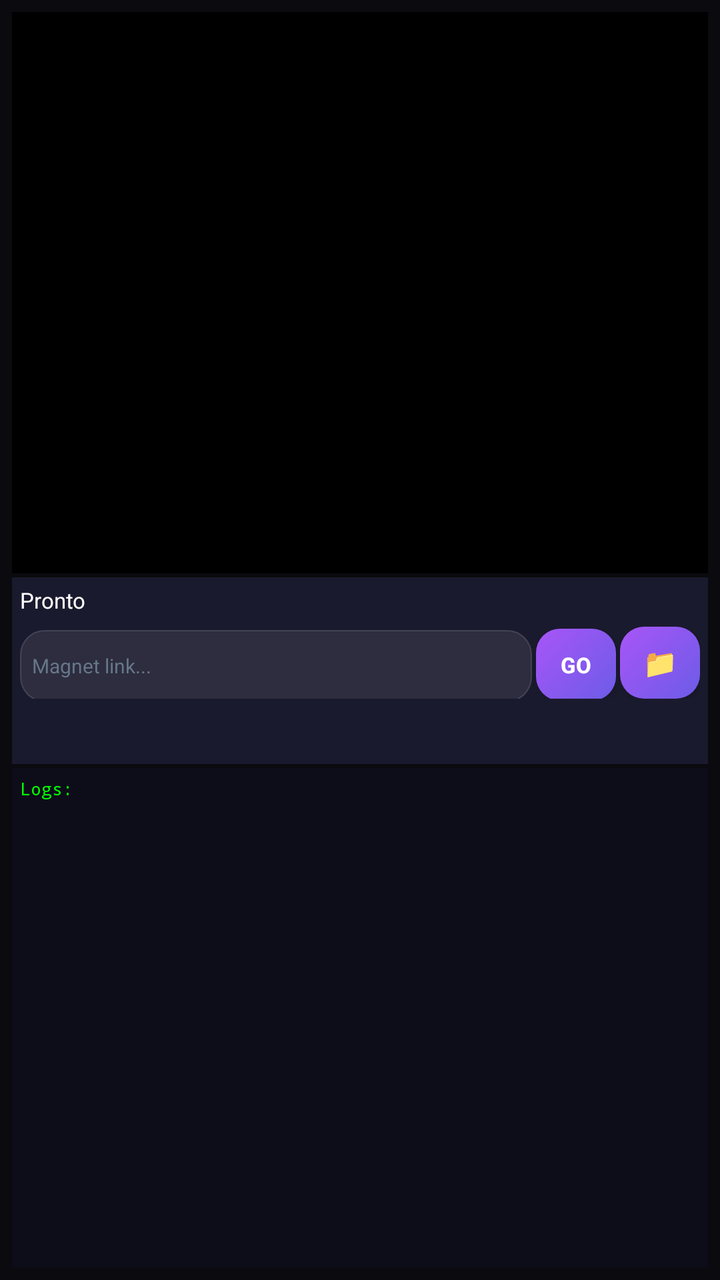
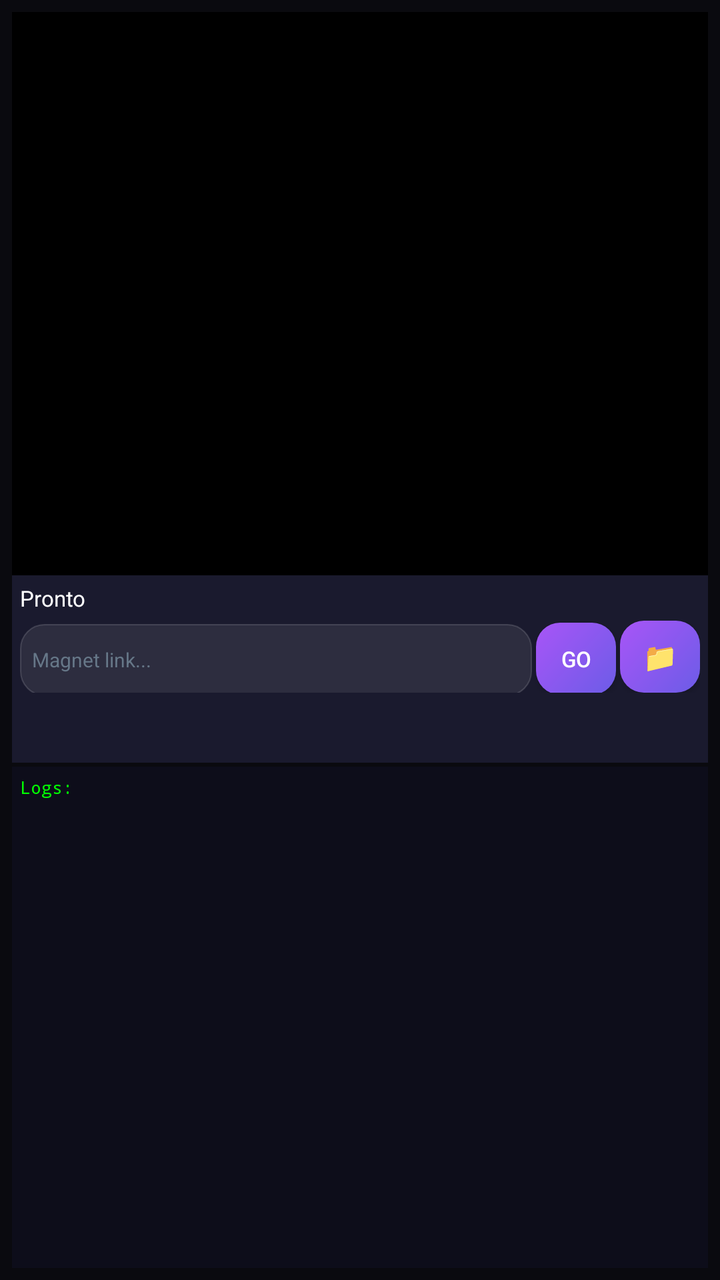

Compare the two renders of this Android layout. The source of the first and the diff that turns it into the second are given below.
<!-- AndroidManifest.xml: application theme AppTheme -->
<!-- res/layout/activity_main.xml -->
<?xml version="1.0" encoding="utf-8"?>
<LinearLayout xmlns:android="http://schemas.android.com/apk/res/android"
    xmlns:app="http://schemas.android.com/apk/res-auto"
    android:layout_width="match_parent"
    android:layout_height="match_parent"
    android:orientation="vertical"
    android:background="#0a0a0f"
    android:padding="6dp">
    
    <FrameLayout
        android:layout_width="match_parent"
        android:layout_height="0dp"
        android:layout_weight="45"
        android:background="#000000">
        
        <androidx.media3.ui.PlayerView
            android:id="@+id/player_view"
            android:layout_width="match_parent"
            android:layout_height="match_parent"
            android:visibility="gone"
            app:show_buffering="when_playing"
            app:use_controller="true"
            app:surface_type="texture_view"
            app:resize_mode="fit" />
        
        <ProgressBar
            android:id="@+id/spinner_bar"
            android:layout_width="32dp"
            android:layout_height="32dp"
            android:layout_gravity="center"
            android:indeterminateTint="#6c5ce7"
            android:visibility="gone" />
    </FrameLayout>
    
    <LinearLayout
        android:layout_width="match_parent"
        android:layout_height="0dp"
        android:layout_weight="15"
        android:orientation="vertical"
        android:background="#1a1a2e"
        android:padding="4dp"
        android:layout_marginTop="2dp">
        
        <TextView
            android:id="@+id/status_text"
            android:layout_width="match_parent"
            android:layout_height="wrap_content"
            android:text="Pronto"
            android:textColor="#fff"
            android:textSize="11sp"
            android:layout_marginBottom="2dp" />
        
        <ProgressBar
            android:id="@+id/buffer_bar"
            style="?android:attr/progressBarStyleHorizontal"
            android:layout_width="match_parent"
            android:layout_height="3dp"
            android:progressTint="#6c5ce7"
            android:progressBackgroundTint="#33ffffff"
            android:visibility="gone" />
        
        <LinearLayout
            android:layout_width="match_parent"
            android:layout_height="wrap_content"
            android:orientation="horizontal"
            android:layout_marginTop="4dp">
            
            <EditText
                android:id="@+id/magnet_input"
                android:layout_width="0dp"
                android:layout_height="36dp"
                android:layout_weight="1"
                android:background="@drawable/input_bg"
                android:hint="Magnet link..."
                android:textColorHint="#667788"
                android:inputType="textMultiLine"
                android:padding="6dp"
                android:textColor="#fff"
                android:textSize="10sp" />
            
            <Button
                android:id="@+id/btn_play"
                android:layout_width="40dp"
                android:layout_height="36dp"
                android:layout_marginStart="2dp"
                android:background="@drawable/btn_primary"
                android:text="GO"
                android:textColor="#fff"
                android:textStyle="bold"
                android:textSize="11sp" />
            
            <Button
                android:id="@+id/btn_torrent"
                android:layout_width="40dp"
                android:layout_height="36dp"
                android:layout_marginStart="2dp"
                android:background="@drawable/btn_primary"
                android:text="📁"
                android:textColor="#fff"
                android:textSize="14sp" />
        </LinearLayout>
        
        <LinearLayout
            android:layout_width="match_parent"
            android:layout_height="wrap_content"
            android:orientation="horizontal"
            android:layout_marginTop="4dp">
            
            <Button
                android:id="@+id/btn_watch"
                android:layout_width="0dp"
                android:layout_height="34dp"
                android:layout_weight="1"
                android:background="@drawable/btn_success"
                android:text="▶ ASSISTIR"
                android:textColor="#fff"
                android:textStyle="bold"
                android:textSize="11sp"
                android:visibility="gone" />
            
            <Button
                android:id="@+id/btn_stop"
                android:layout_width="0dp"
                android:layout_height="34dp"
                android:layout_weight="1"
                android:layout_marginStart="4dp"
                android:background="@drawable/btn_danger"
                android:text="⏹ PARAR"
                android:textColor="#fff"
                android:textStyle="bold"
                android:textSize="11sp"
                android:visibility="gone" />
        </LinearLayout>
    </LinearLayout>
    
    <ScrollView
        android:layout_width="match_parent"
        android:layout_height="0dp"
        android:layout_weight="40"
        android:background="#0d0d1a"
        android:layout_marginTop="2dp">
        
        <TextView
            android:id="@+id/debug_text"
            android:layout_width="match_parent"
            android:layout_height="wrap_content"
            android:text="Logs:"
            android:textColor="#00ff00"
            android:textSize="9sp"
            android:fontFamily="monospace"
            android:padding="4dp" />
    </ScrollView>
    
</LinearLayout>
<!-- resources referenced by this layout -->
<resources>
  <!-- drawable btn_danger (drawable) -->
  <?xml version="1.0" encoding="utf-8"?>
  <shape xmlns:android="http://schemas.android.com/apk/res/android">
      <solid android:color="#33ffffff" />
      <corners android:radius="12dp" />
      <stroke android:width="0.5dp" android:color="#44ffffff" />
  </shape>
  <!-- drawable btn_primary (drawable) -->
  <?xml version="1.0" encoding="utf-8"?>
  <shape xmlns:android="http://schemas.android.com/apk/res/android">
      <gradient android:startColor="#6c5ce7" android:endColor="#a855f7" android:angle="135" />
      <corners android:radius="12dp" />
  </shape>
  <!-- drawable btn_success (drawable) -->
  <?xml version="1.0" encoding="utf-8"?>
  <shape xmlns:android="http://schemas.android.com/apk/res/android">
      <gradient android:startColor="#00b894" android:endColor="#00cec9" android:angle="135" />
      <corners android:radius="12dp" />
  </shape>
  <!-- drawable input_bg (drawable) -->
  <?xml version="1.0" encoding="utf-8"?>
  <shape xmlns:android="http://schemas.android.com/apk/res/android">
      <solid android:color="#15ffffff" />
      <corners android:radius="12dp" />
      <stroke android:width="0.5dp" android:color="#25ffffff" />
  </shape>
  <style name="AppTheme" parent="Theme.AppCompat.NoActionBar">
          <item name="android:windowBackground">@color/background</item>
          <item name="android:statusBarColor">@color/background</item>
          <item name="android:navigationBarColor">@color/background</item>
          <item name="colorPrimary">@color/primary</item>
          <item name="colorPrimaryDark">@color/primary_dark</item>
          <item name="colorAccent">@color/accent</item>
      </style>
  <color name="background">#0a0a0f</color>
  <color name="primary">#6c5ce7</color>
  <color name="primary_dark">#5a4bd1</color>
  <color name="accent">#00b894</color>
</resources>

<!-- the commit's change to res/layout/activity_main.xml (unified diff, before → after) -->
@@ -38,8 +38,7 @@
         android:layout_weight="15"
         android:orientation="vertical"
         android:background="#1a1a2e"
-        android:padding="4dp"
-        android:layout_marginTop="2dp">
+        android:padding="4dp">
         
         <TextView
             android:id="@+id/status_text"
@@ -47,8 +46,7 @@
             android:layout_height="wrap_content"
             android:text="Pronto"
             android:textColor="#fff"
-            android:textSize="11sp"
-            android:layout_marginBottom="2dp" />
+            android:textSize="11sp" />
         
         <ProgressBar
             android:id="@+id/buffer_bar"
@@ -73,7 +71,6 @@
                 android:background="@drawable/input_bg"
                 android:hint="Magnet link..."
                 android:textColorHint="#667788"
-                android:inputType="textMultiLine"
                 android:padding="6dp"
                 android:textColor="#fff"
                 android:textSize="10sp" />
@@ -86,7 +83,6 @@
                 android:background="@drawable/btn_primary"
                 android:text="GO"
                 android:textColor="#fff"
-                android:textStyle="bold"
                 android:textSize="11sp" />
             
             <Button
@@ -114,7 +110,6 @@
                 android:background="@drawable/btn_success"
                 android:text="▶ ASSISTIR"
                 android:textColor="#fff"
-                android:textStyle="bold"
                 android:textSize="11sp"
                 android:visibility="gone" />
             
@@ -127,7 +122,6 @@
                 android:background="@drawable/btn_danger"
                 android:text="⏹ PARAR"
                 android:textColor="#fff"
-                android:textStyle="bold"
                 android:textSize="11sp"
                 android:visibility="gone" />
         </LinearLayout>
